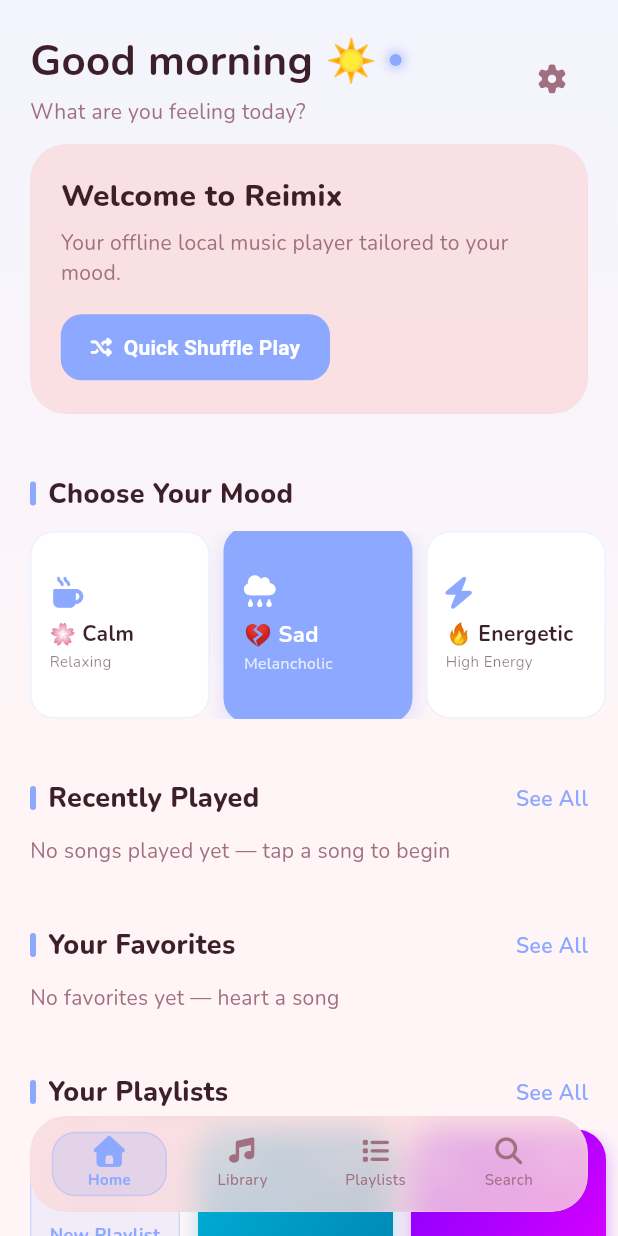
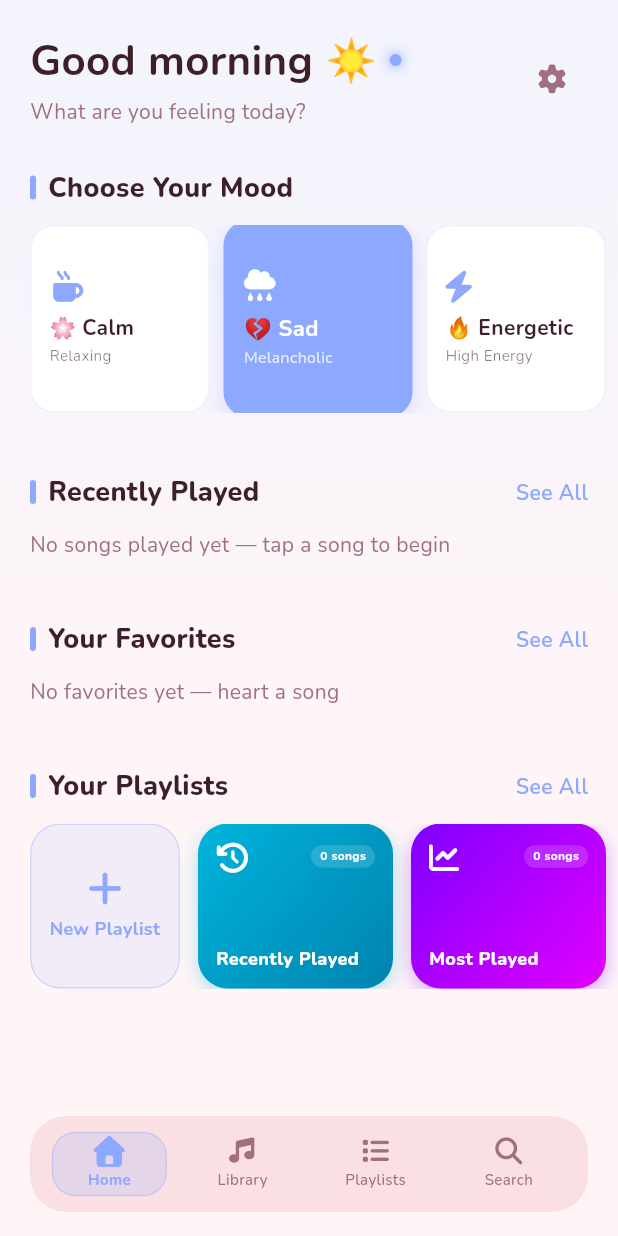
Before and after one commit to Reinvy/flutter-reimix, a Flutter app: the HomeScreen screen opened by its route, after a tap on "💔 Sad", on a phone screen of 412 x 824 dp. Run offline on Flutter 3.47's test engine with Material 3 defaults, Android fonts, the phone set to English and light mode, and no system bars; our stand-ins replace audio_service, flutter_local_notifications, flutter_riverpod, font_awesome_flutter, go_router, google_fonts and 10 more; missing offline and left inert: on_audio_query_pluse; accounts and stored records are empty; generated files the repository leaves out were written again.

Commit message:
feat: refactor spotlight display with animated spotlight component and remove welcome card

```diff
--- a/lib/presentation/screens/home/home_screen.dart
+++ b/lib/presentation/screens/home/home_screen.dart
@@ -43,44 +43,6 @@
 
     // Retrieve active and recently played songs to determine spotlight
     final playerState = ref.watch(playerProvider);
-    final recentlyPlayedAsync = ref.watch(recentlyPlayedProvider);
-
-    Widget spotlightWidget;
-    if (playerState.currentSong != null) {
-      spotlightWidget = _SpotlightCard(
-        song: playerState.currentSong!,
-        isPlaying: playerState.isPlaying,
-        accentColor: moodAccent,
-      );
-    } else {
-      final recents = recentlyPlayedAsync.valueOrNull ?? [];
-      if (recents.isNotEmpty) {
-        spotlightWidget = _SpotlightCard(
-          song: recents.first,
-          isPlaying: false,
-          accentColor: moodAccent,
-        );
-      } else {
-        spotlightWidget = _WelcomeSpotlightCard(
-          accentColor: moodAccent,
-          onShufflePlay: () {
-            final librarySongs = ref.read(libraryProvider).valueOrNull ?? [];
-            if (librarySongs.isNotEmpty) {
-              final shuffled = List<Song>.from(librarySongs)..shuffle();
-              ref.read(playerProvider.notifier).play(
-                shuffled.first,
-                queue: shuffled,
-                index: 0,
-              );
-            } else {
-              ScaffoldMessenger.of(context).showSnackBar(
-                const SnackBar(content: Text('No local songs available to play.')),
-              );
-            }
-          },
-        );
-      }
-    }
 
     return Scaffold(
       backgroundColor: bgColor,
@@ -89,10 +51,7 @@
           gradient: LinearGradient(
             begin: Alignment.topCenter,
             end: Alignment.bottomCenter,
-            colors: [
-              moodBg.withAlpha(200),
-              bgColor,
-            ],
+            colors: [moodBg.withAlpha(200), bgColor],
             stops: const [0.0, 0.6],
           ),
         ),
@@ -160,9 +119,10 @@
 
               // ── Spotlight Hero Card ─────────────────────────────────────────
               SliverToBoxAdapter(
-                child: Padding(
-                  padding: const EdgeInsets.only(bottom: AppDimensions.sp24),
-                  child: spotlightWidget,
+                child: _AnimatedSpotlight(
+                  song: playerState.currentSong,
+                  isPlaying: playerState.isPlaying,
+                  accentColor: moodAccent,
                 ),
               ),
 
@@ -314,29 +274,20 @@
             crossAxisAlignment: CrossAxisAlignment.start,
             mainAxisAlignment: MainAxisAlignment.center,
             children: [
-              FaIcon(
-                icon,
-                color: isSelected ? Colors.white : accentColor,
-                size: 20,
-              ),
+              FaIcon(icon, color: isSelected ? Colors.white : accentColor, size: 20),
               const SizedBox(height: 8),
               Text(
                 label,
                 style: AppTextStyles.titleMedium(
                   color: isSelected ? Colors.white : textColor,
-                ).copyWith(
-                  fontWeight: FontWeight.w700,
-                  fontSize: 14,
-                ),
+                ).copyWith(fontWeight: FontWeight.w700, fontSize: 14),
               ),
               const SizedBox(height: 2),
               Text(
                 subtitle,
                 style: AppTextStyles.bodyMedium(
                   color: isSelected ? Colors.white.withAlpha(200) : textColor.withAlpha(150),
-                ).copyWith(
-                  fontSize: 10,
-                ),
+                ).copyWith(fontSize: 10),
               ),
             ],
           ),
@@ -352,7 +303,7 @@
   final String title;
   final VoidCallback? onSeeAll;
 
-  const _SectionHeader({super.key, required this.title, this.onSeeAll});
+  const _SectionHeader({required this.title, this.onSeeAll});
 
   @override
   Widget build(BuildContext context, WidgetRef ref) {
@@ -386,9 +337,9 @@
                 const SizedBox(width: 8),
                 Text(
                   title,
-                  style: AppTextStyles.titleLarge(color: textColor).copyWith(
-                    fontWeight: FontWeight.w800,
-                  ),
+                  style: AppTextStyles.titleLarge(
+                    color: textColor,
+                  ).copyWith(fontWeight: FontWeight.w800),
                 ),
               ],
             ),
@@ -397,9 +348,9 @@
                 onTap: onSeeAll,
                 child: Text(
                   AppStrings.seeAll,
-                  style: AppTextStyles.bodyMedium(color: accentColor).copyWith(
-                    fontWeight: FontWeight.w600,
-                  ),
+                  style: AppTextStyles.bodyMedium(
+                    color: accentColor,
+                  ).copyWith(fontWeight: FontWeight.w600),
                 ),
               ),
           ],
@@ -671,10 +622,9 @@
               name,
               maxLines: 2,
               overflow: TextOverflow.ellipsis,
-              style: AppTextStyles.labelSmall(color: Colors.white).copyWith(
-                fontWeight: FontWeight.w800,
-                fontSize: 12,
-              ),
+              style: AppTextStyles.labelSmall(
+                color: Colors.white,
+              ).copyWith(fontWeight: FontWeight.w800, fontSize: 12),
             ),
           ],
         ),
@@ -690,11 +640,7 @@
   final bool isPlaying;
   final Color accentColor;
 
-  const _SpotlightCard({
-    required this.song,
-    required this.isPlaying,
-    required this.accentColor,
-  });
+  const _SpotlightCard({required this.song, required this.isPlaying, required this.accentColor});
 
   @override
   Widget build(BuildContext context, WidgetRef ref) {
@@ -743,11 +689,9 @@
                           ),
                           child: Text(
                             'NOW PLAYING',
-                            style: AppTextStyles.labelSmall(color: accentColor).copyWith(
-                              fontSize: 9,
-                              fontWeight: FontWeight.w800,
-                              letterSpacing: 1,
-                            ),
+                            style: AppTextStyles.labelSmall(
+                              color: accentColor,
+                            ).copyWith(fontSize: 9, fontWeight: FontWeight.w800, letterSpacing: 1),
                           ),
                         ),
                         if (isPlaying) ...[
@@ -761,10 +705,9 @@
                       song.title,
                       maxLines: 1,
                       overflow: TextOverflow.ellipsis,
-                      style: AppTextStyles.titleMedium(color: textColor).copyWith(
-                        fontWeight: FontWeight.w700,
-                        fontSize: 16,
-                      ),
+                      style: AppTextStyles.titleMedium(
+                        color: textColor,
+                      ).copyWith(fontWeight: FontWeight.w700, fontSize: 16),
                     ),
                     const SizedBox(height: 2),
                     Text(
@@ -821,63 +764,6 @@
   }
 }
 
-class _WelcomeSpotlightCard extends StatelessWidget {
-  final Color accentColor;
-  final VoidCallback onShufflePlay;
-
-  const _WelcomeSpotlightCard({
-    required this.accentColor,
-    required this.onShufflePlay,
-  });
-
-  @override
-  Widget build(BuildContext context) {
-    final isDark = Theme.of(context).brightness == Brightness.dark;
-    final textColor = isDark ? AppColorsDark.onBackground : AppColorsLight.onBackground;
-    final subtextColor = isDark ? AppColorsDark.subtext : AppColorsLight.subtext;
-
-    return Container(
-      margin: const EdgeInsets.symmetric(horizontal: AppDimensions.screenPaddingH),
-      child: GlassmorphicCard(
-        borderRadius: 24,
-        padding: const EdgeInsets.all(20),
-        child: Column(
-          crossAxisAlignment: CrossAxisAlignment.start,
-          children: [
-            Text(
-              'Welcome to Reimix',
-              style: AppTextStyles.titleLarge(color: textColor).copyWith(
-                fontWeight: FontWeight.w800,
-                fontSize: 20,
-              ),
-            ),
-            const SizedBox(height: 6),
-            Text(
-              'Your offline local music player tailored to your mood.',
-              style: AppTextStyles.bodyMedium(color: subtextColor),
-            ),
-            const SizedBox(height: 16),
-            ElevatedButton.icon(
-              onPressed: onShufflePlay,
-              style: ElevatedButton.styleFrom(
-                backgroundColor: accentColor,
-                foregroundColor: Colors.white,
-                shape: RoundedRectangleBorder(
-                  borderRadius: BorderRadius.circular(14),
-                ),
-                padding: const EdgeInsets.symmetric(horizontal: 20, vertical: 12),
-                elevation: 0,
-              ),
-              icon: const FaIcon(FontAwesomeIcons.shuffle, size: 14),
-              label: const Text('Quick Shuffle Play', style: TextStyle(fontWeight: FontWeight.w600)),
-            ),
-          ],
-        ),
-      ),
-    );
-  }
-}
-
 class _PlayingWaveIndicator extends StatefulWidget {
   final Color color;
   const _PlayingWaveIndicator({required this.color});
@@ -886,16 +772,15 @@
   State<_PlayingWaveIndicator> createState() => _PlayingWaveIndicatorState();
 }
 
-class _PlayingWaveIndicatorState extends State<_PlayingWaveIndicator> with SingleTickerProviderStateMixin {
+class _PlayingWaveIndicatorState extends State<_PlayingWaveIndicator>
+    with SingleTickerProviderStateMixin {
   late final AnimationController _controller;
 
   @override
   void initState() {
     super.initState();
-    _controller = AnimationController(
-      vsync: this,
-      duration: const Duration(milliseconds: 1000),
-    )..repeat(reverse: true);
+    _controller = AnimationController(vsync: this, duration: const Duration(milliseconds: 1000))
+      ..repeat(reverse: true);
   }
 
   @override
@@ -929,3 +814,65 @@
     );
   }
 }
+
+class _AnimatedSpotlight extends StatefulWidget {
+  final Song? song;
+  final bool isPlaying;
+  final Color accentColor;
+
+  const _AnimatedSpotlight({
+    required this.song,
+    required this.isPlaying,
+    required this.accentColor,
+  });
+
+  @override
+  State<_AnimatedSpotlight> createState() => _AnimatedSpotlightState();
+}
+
+class _AnimatedSpotlightState extends State<_AnimatedSpotlight> {
+  Song? _lastSong;
+
+  @override
+  void initState() {
+    super.initState();
+    _lastSong = widget.song;
+  }
+
+  @override
+  void didUpdateWidget(covariant _AnimatedSpotlight oldWidget) {
+    super.didUpdateWidget(oldWidget);
+    if (widget.song != null) {
+      _lastSong = widget.song;
+    }
+  }
+
+  @override
+  Widget build(BuildContext context) {
+    final activeSong = widget.song ?? _lastSong;
+    final showCard = widget.song != null;
+
+    return ClipRect(
+      child: AnimatedCrossFade(
+        firstChild: activeSong != null
+            ? Padding(
+                padding: const EdgeInsets.only(bottom: AppDimensions.sp24),
+                child: _SpotlightCard(
+                  song: activeSong,
+                  isPlaying: widget.isPlaying,
+                  accentColor: widget.accentColor,
+                ),
+              )
+            : const SizedBox.shrink(),
+        secondChild: const SizedBox.shrink(),
+        crossFadeState: showCard && activeSong != null
+            ? CrossFadeState.showFirst
+            : CrossFadeState.showSecond,
+        duration: const Duration(milliseconds: 300),
+        sizeCurve: Curves.easeInOut,
+        firstCurve: Curves.easeInOut,
+        secondCurve: Curves.easeInOut,
+      ),
+    );
+  }
+}
```
